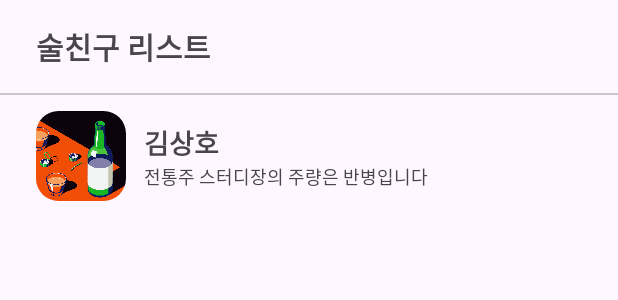
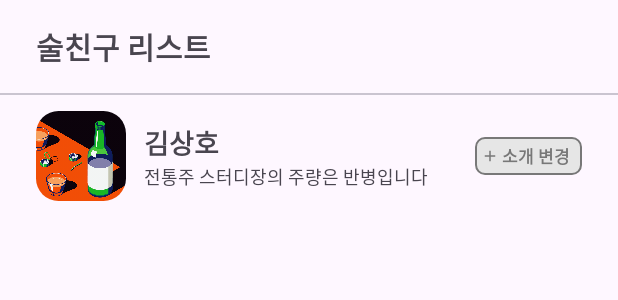
Before and after one commit to DO-SOPT-ANDROID/sangho-kim, an Android app: the layout item_my_info.xml on its own in the app's theme, with its tools: preview values and no code run, on a phone screen of 412 x 824 dp. Shown: the top 300 px of the screen. Run offline under Robolectric (Android 15) with nearby library versions, the phone set to English and light mode, and no system bars.

Commit message:
[FEAT/#7] 각각 ViewHolder 설정

```diff
--- a/app/build.gradle
+++ b/app/build.gradle
@@ -49,6 +49,7 @@ dependencies {
     implementation "androidx.fragment:fragment-ktx:1.6.1"
     implementation "androidx.activity:activity-ktx:1.7.2"
     implementation 'com.google.code.gson:gson:2.10.1'
+    implementation 'io.coil-kt:coil:2.4.0'
     testImplementation 'junit:junit:4.13.2'
     androidTestImplementation 'androidx.test.ext:junit:1.1.5'
     androidTestImplementation 'androidx.test.espresso:espresso-core:3.5.1'
--- /dev/null
+++ b/app/src/main/java/org/sopt/dosopttemplate/presentation/main/home/list/HomeAdapter.kt
@@ -0,0 +1 @@
+package org.sopt.dosopttemplate.presentation.main.home.list
--- /dev/null
+++ b/app/src/main/res/drawable/ic_plus_gray_24.xml
@@ -0,0 +1,5 @@
+<vector android:height="24dp" android:tint="#787878"
+    android:viewportHeight="24" android:viewportWidth="24"
+    android:width="24dp" xmlns:android="http://schemas.android.com/apk/res/android">
+    <path android:fillColor="@android:color/white" android:pathData="M19,13h-6v6h-2v-6H5v-2h6V5h2v6h6v2z"/>
+</vector>
--- a/app/src/main/res/drawable/shape_green_line_12_rect.xml
+++ b/app/src/main/res/drawable/shape_gray_line_6_rect.xml
@@ -2,6 +2,7 @@
     android:shape="rectangle">
     <stroke
         android:width="1dp"
-        android:color="#70CA5C" />
-    <corners android:radius="12dp" />
+        android:color="#787878" />
+    <corners android:radius="6dp" />
+    <solid android:color="#E6E6E6" />
 </shape>
--- a/app/src/main/res/drawable/shape_pink_line_12_rect.xml
+++ b/app/src/main/res/drawable/shape_pink_line_12_rect.xml
@@ -4,6 +4,5 @@
         android:width="1dp"
         android:color="#FF9191" />
     <corners android:radius="12dp" />
-    <solid
-        android:color="#FFE9E9" />
+    <solid android:color="#FFE9E9" />
 </shape>
--- a/app/src/main/res/layout/item_friend_birthday.xml
+++ b/app/src/main/res/layout/item_birth_info.xml
@@ -82,7 +82,7 @@
             app:layout_constraintTop_toTopOf="parent">
 
             <ImageView
-                android:id="@+id/iv_birth_heart"
+                android:id="@+id/iv_birth_gift"
                 android:layout_width="16dp"
                 android:layout_height="16dp"
                 android:layout_marginStart="8dp"
@@ -106,9 +106,8 @@
                 app:layout_constraintBottom_toBottomOf="parent"
                 app:layout_constraintEnd_toEndOf="parent"
                 app:layout_constraintHorizontal_chainStyle="packed"
-                app:layout_constraintStart_toEndOf="@id/iv_birth_heart"
+                app:layout_constraintStart_toEndOf="@id/iv_birth_gift"
                 app:layout_constraintTop_toTopOf="parent" />
-
 
         </androidx.constraintlayout.widget.ConstraintLayout>
 
--- a/app/src/main/res/layout/item_my_info.xml
+++ b/app/src/main/res/layout/item_my_info.xml
@@ -68,16 +68,60 @@
 
         <TextView
             android:id="@+id/tv_home_my_description"
-            android:layout_width="wrap_content"
+            android:layout_width="0dp"
             android:layout_height="wrap_content"
             android:layout_marginStart="12dp"
             android:text="전통주 스터디장의 주량은 반병입니다"
+            android:maxLines="1"
+            android:ellipsize="end"
+            android:layout_marginEnd="4dp"
+            app:layout_constraintEnd_toStartOf="@id/btn_description_change"
             android:textSize="12sp"
             app:layout_constraintBottom_toBottomOf="@id/cv_home_my_thumbnail"
             app:layout_constraintStart_toEndOf="@id/cv_home_my_thumbnail"
             app:layout_constraintTop_toBottomOf="@id/tv_home_my_nickname"
             app:layout_constraintVertical_chainStyle="packed" />
 
+        <androidx.constraintlayout.widget.ConstraintLayout
+            android:id="@+id/btn_description_change"
+            android:layout_width="wrap_content"
+            android:layout_height="wrap_content"
+            android:layout_marginEnd="24dp"
+            android:background="@drawable/shape_gray_line_6_rect"
+            android:paddingVertical="4dp"
+            app:layout_constraintBottom_toBottomOf="@id/cv_home_my_thumbnail"
+            app:layout_constraintEnd_toEndOf="parent"
+            app:layout_constraintTop_toTopOf="@id/cv_home_my_thumbnail">
+
+            <ImageView
+                android:id="@+id/iv_change_plus"
+                android:layout_width="16dp"
+                android:layout_height="16dp"
+                android:padding="2dp"
+                android:layout_marginStart="2dp"
+                android:src="@drawable/ic_plus_gray_24"
+                app:layout_constraintBottom_toBottomOf="parent"
+                app:layout_constraintEnd_toStartOf="@id/tv_change_description"
+                app:layout_constraintHorizontal_chainStyle="packed"
+                app:layout_constraintStart_toStartOf="parent"
+                app:layout_constraintTop_toTopOf="parent" />
+
+            <TextView
+                android:id="@+id/tv_change_description"
+                android:layout_width="wrap_content"
+                android:layout_height="wrap_content"
+                android:layout_marginEnd="8dp"
+                android:text="소개 변경"
+                android:textSize="11sp"
+                android:textColor="#787878"
+                android:textStyle="bold"
+                app:layout_constraintBottom_toBottomOf="parent"
+                app:layout_constraintEnd_toEndOf="parent"
+                app:layout_constraintHorizontal_chainStyle="packed"
+                app:layout_constraintStart_toEndOf="@id/iv_change_plus"
+                app:layout_constraintTop_toTopOf="parent" />
+
+        </androidx.constraintlayout.widget.ConstraintLayout>
 
     </androidx.constraintlayout.widget.ConstraintLayout>
 
```
Also changed, not shown: app/src/main/java/org/sopt/dosopttemplate/presentation/main/home/list/BirthInfoViewHolder.kt (added, +18 -0 lines), app/src/main/java/org/sopt/dosopttemplate/presentation/main/home/list/FriendInfoViewHolder.kt (added, +44 -0 lines), app/src/main/java/org/sopt/dosopttemplate/presentation/main/home/list/MyInfoViewHolder.kt (added, +21 -0 lines), app/src/main/java/org/sopt/dosopttemplate/presentation/main/home/list/UserInfo.kt (added, +25 -0 lines), app/src/main/res/layout/item_friend_info.xml (+44 -1 lines).
